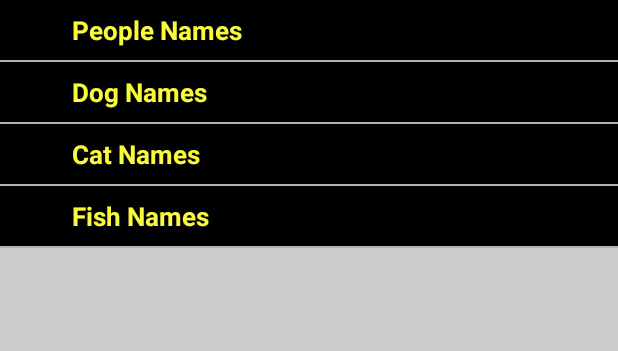
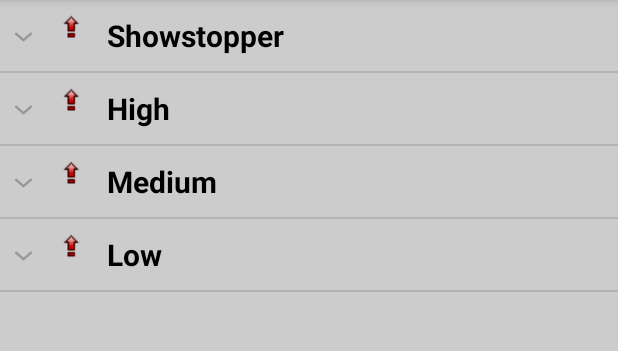
Before and after one commit to batuhanka/JIRA-Mobile, an Android app: the fragment ReportedToMeFragment shown on its own in the app's theme, on a phone screen of 412 x 824 dp, the part 84-435 px from its top. Run offline under Robolectric (Android 15) with nearby library versions, the phone set to English and light mode, and no system bars.

Commit message:
Worked on parsing JQL responses

```diff
--- a/app/src/main/java/com/project/ozyegin/vesteljiramobile/ReportedToMeFragment.java
+++ b/app/src/main/java/com/project/ozyegin/vesteljiramobile/ReportedToMeFragment.java
@@ -2,6 +2,7 @@ package com.project.ozyegin.vesteljiramobile;
 
 import android.content.Context;
 import android.content.Intent;
+import android.graphics.Color;
 import android.graphics.Typeface;
 import android.os.Bundle;
 import android.os.StrictMode;
@@ -13,6 +14,8 @@ import android.view.ViewGroup;
 import android.widget.BaseExpandableListAdapter;
 import android.widget.ExpandableListView;
 import android.widget.TextView;
+
+import com.project.ozyegin.vesteljiramobile.model.IssueModel;
 
 import org.apache.http.Header;
 import org.apache.http.HttpResponse;
@@ -32,23 +35,28 @@ import org.json.JSONObject;
 import java.io.BufferedReader;
 import java.io.InputStream;
 import java.io.InputStreamReader;
+import java.util.ArrayList;
+import java.util.List;
 
 
 public class ReportedToMeFragment extends Fragment {
+
+    public static List<IssueModel> results;
 
     @Override
     public View onCreateView(LayoutInflater inflater, ViewGroup container, Bundle savedInstanceState) {
 
         View rootView           = inflater.inflate(R.layout.fragment_reported, container, false);
         ExpandableListView elv  = (ExpandableListView) rootView.findViewById(R.id.mylist);
-        elv.setAdapter(new SavedTabsListAdapter());
         StrictMode.ThreadPolicy policy = new StrictMode.ThreadPolicy.Builder().permitAll().build();
         StrictMode.setThreadPolicy(policy);
-        getReportedIssues();
+        results = getReportedIssues();
+        elv.setAdapter(new SavedTabsListAdapter(results));
+
         return rootView;
     }
 
-    private void getReportedIssues() {
+    private List<IssueModel> getReportedIssues() {
 
         String mUsername = DashboardActivity.getmUsername();
         String mPassword = DashboardActivity.getmPassword();
@@ -88,8 +96,8 @@ public class ReportedToMeFragment extends Fragment {
             JSONObject jsonObject = new JSONObject(json);
             if(jsonObject.get("session") != null){
 
-                HttpGet get 			= new HttpGet("http://10.108.95.25/jira/rest/api/2/search?jql=assignee=batuhanka+and+status+in+(%22Open%22)");
-                //HttpGet get 			= new HttpGet("http://10.108.95.25/jira/rest/api/2/project");
+                String reportedToMeStr  = "http://10.108.95.25/jira/rest/api/2/search?jql=reporter="+mUsername+"+and+status+in+(%22Open%22%2C%22In%20Progress%22)";
+                HttpGet get 			= new HttpGet(reportedToMeStr);
 
                 get.setHeader("Content-type", "application/json");
                 get.addHeader(response.getFirstHeader("Set-Cookie"));
@@ -104,27 +112,44 @@ public class ReportedToMeFragment extends Fragment {
                 }
                 is.close();
                 String json2 = sb.toString();
-
                 JSONObject jsonObject2  = new JSONObject(json2);
                 JSONArray jsonArray     = jsonObject2.getJSONArray("issues");
+                List<IssueModel> issues = new ArrayList<IssueModel>();
                 for(int i=0; i<jsonArray.length(); i++){
-                    Log.e("BATU",jsonArray.getJSONObject(i).get("key").toString());
+                    String key  = jsonArray.getJSONObject(i).get("key").toString();
+                    String id   = jsonArray.getJSONObject(i).get("id").toString();
+                    IssueModel issueModel = new IssueModel(id, key);
+                    issues.add(issueModel);
 
                 }
-                //Log.e("BATU", "inner result "+jsonArray.length());
-
+                //Log.e("BATU", "result "+issues);
+                return issues;
             }
             else{
                 Log.e("BATU", "Login Failed");
             }
 
         }catch(Exception ignored){	Log.e("BATU", ignored.toString()); }
-
+        return null;
     }
 
     public class SavedTabsListAdapter extends BaseExpandableListAdapter {
 
-        private String[] groups = { "People Names", "Dog Names", "Cat Names", "Fish Names" };
+        private List<IssueModel> mResults;
+        public SavedTabsListAdapter(List<IssueModel> issues){
+            this.mResults = issues;
+            Log.e("BATU", "mResults :  "+mResults);
+        }
+
+
+
+        public List<IssueModel> getmResults() {
+            return mResults;
+        }
+
+
+        private String[] groups = { "Showstopper", "High", "Medium", "Low" };
+
 
         private String[][] children = {
                 { "Arnold", "Barry", "Chuck", "David" },
@@ -132,6 +157,18 @@ public class ReportedToMeFragment extends Fragment {
                 { "Fluffy", "Snuggles" },
                 { "Goldy", "Bubbles" }
         };
+
+/****** TODO: Array will be converted to two dimensional String[][] array
+        private String[][] children = getChildrenIssues(mResults);
+
+        private String[][] getChildrenIssues(List<IssueModel> mResults) {
+            String[][] children =   {  { "Arnold", "Barry", "Chuck", "David" },
+                    { "Ace", "Bandit", "Cha-Cha", "Deuce" },
+                    { "Fluffy", "Snuggles" },
+                    { "Goldy", "Bubbles" }  };
+            return children;
+        }
+*******/
 
         @Override
         public int getGroupCount() {
@@ -195,9 +232,7 @@ public class ReportedToMeFragment extends Fragment {
                 convertView = inflater.inflate(R.layout.list_item, null);
             }
 
-            TextView txtListChild = (TextView) convertView
-                    .findViewById(R.id.lblListItem);
-
+            TextView txtListChild = (TextView) convertView.findViewById(R.id.lblListItem);
             txtListChild.setText(childText);
             return convertView;
         }
--- a/app/src/main/res/layout/activity_main.xml
+++ b/app/src/main/res/layout/activity_main.xml
@@ -17,7 +17,8 @@
         android:layout_alignParentRight="true"
         android:layout_alignParentEnd="true"
         android:layout_alignParentLeft="true"
-        android:layout_alignParentStart="true" />
+        android:layout_alignParentStart="true"
+        android:text="batuhanka" />
 
     <EditText
         android:layout_width="wrap_content"
@@ -31,7 +32,8 @@
         android:layout_alignEnd="@+id/username_field"
         android:layout_alignParentEnd="true"
         android:layout_centerHorizontal="true"
-        android:layout_marginTop="30dp" />
+        android:layout_marginTop="30dp"
+        android:text="150201036" />
 
     <Button
         android:layout_width="wrap_content"
--- a/app/src/main/res/layout/fragment_reported.xml
+++ b/app/src/main/res/layout/fragment_reported.xml
@@ -2,15 +2,17 @@
 <LinearLayout xmlns:android="http://schemas.android.com/apk/res/android"
     android:orientation="vertical"
     android:layout_width="fill_parent"
-    android:layout_height="fill_parent"
-    >
+    android:layout_height="fill_parent">
+
     <ExpandableListView android:id="@+id/mylist"
         android:layout_width="fill_parent"
         android:layout_height="fill_parent"
+        android:textColor="#000000"
         android:background="#cccccc"/>
 
     <TextView android:id="@+id/android:empty"
         android:layout_width="fill_parent"
         android:layout_height="fill_parent"
+        android:textColor="#336699"
         android:text="No items"/>
 </LinearLayout>
--- a/app/src/main/res/layout/list_group.xml
+++ b/app/src/main/res/layout/list_group.xml
@@ -2,17 +2,24 @@
 <LinearLayout xmlns:android="http://schemas.android.com/apk/res/android"
     android:layout_width="fill_parent"
     android:layout_height="wrap_content"
-    android:orientation="vertical"
-    android:padding="8dp"
-    android:background="#000000">
+    android:orientation="horizontal"
+    android:padding="10dp"
+    android:background="#cccccc">
 
+    <ImageView
+        android:id="@+id/headerImage"
+        android:src="@drawable/high"
+        android:layout_width="wrap_content"
+        android:layout_height="wrap_content"
+        android:paddingLeft="30dp"
+        />
 
     <TextView
         android:id="@+id/lblListHeader"
-        android:layout_width="fill_parent"
+        android:layout_width="match_parent"
         android:layout_height="wrap_content"
-        android:paddingLeft="?android:attr/expandableListPreferredItemPaddingLeft"
-        android:textSize="17dp"
-        android:textColor="#f9f93d" />
+        android:paddingLeft="15dp"
+        android:textSize="20dip"
+        android:textColor="#ff000000" />
 
 </LinearLayout>
--- a/app/src/main/res/layout/list_item.xml
+++ b/app/src/main/res/layout/list_item.xml
@@ -9,6 +9,7 @@
         android:layout_width="fill_parent"
         android:layout_height="wrap_content"
         android:textSize="17dip"
+        android:textColor="#336699"
         android:paddingTop="5dp"
         android:paddingBottom="5dp"
         android:paddingLeft="?android:attr/expandableListPreferredChildPaddingLeft" />
```
Also changed, not shown: app/src/main/java/com/project/ozyegin/vesteljiramobile/model/IssueModel.java (added, +31 -0 lines), app/src/main/res/drawable-mdpi/high.gif (added), 1 other file.
